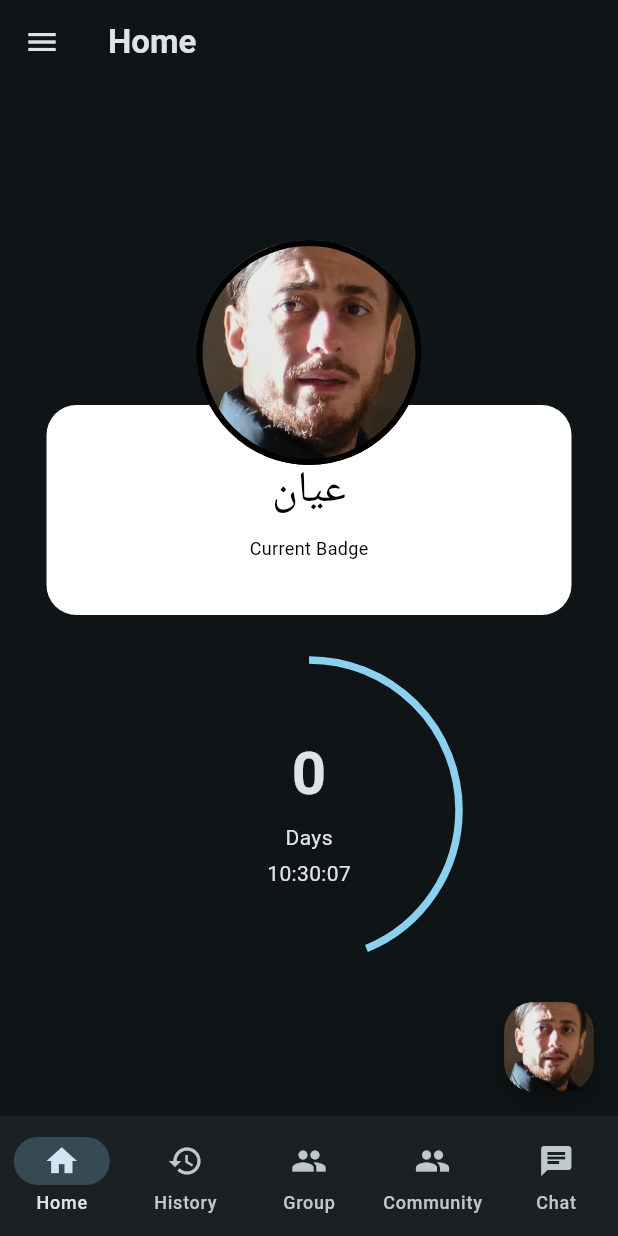
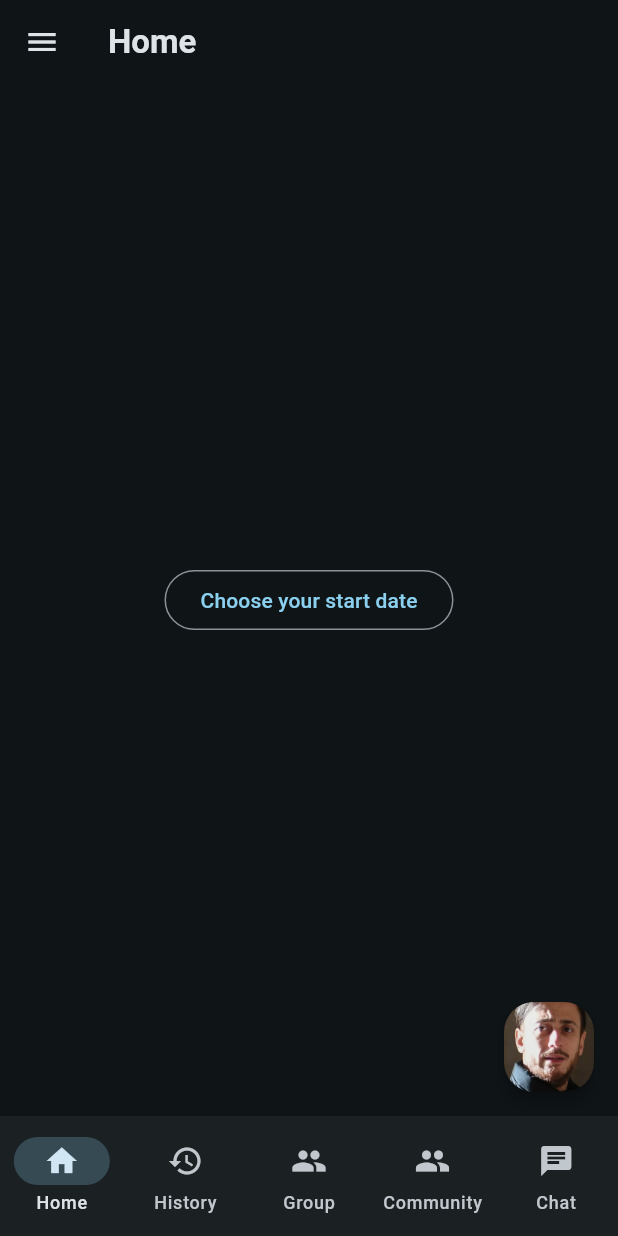
Before and after one commit to marouaneMJH/el_mouharinbin_api, a Flutter app: the screen it shows after launch, on a phone screen of 412 x 824 dp. Run offline on Flutter 3.47's test engine with Material 3 defaults, Android fonts, the phone set to English and light mode, and no system bars; our stand-ins replace shared_preferences.

Commit message:
Add Start Date Picker feature and refactor HomePage; update navigation and state management

```diff
--- a/lib/core/navigation/screen_registry.dart
+++ b/lib/core/navigation/screen_registry.dart
@@ -5,21 +5,20 @@ import 'package:no_fap/ui/pages/main/chat_overview.dart';
 import 'package:no_fap/ui/pages/main/community_overview.dart';
 import 'package:no_fap/ui/pages/main/group_overview.dart';
 import 'package:no_fap/ui/pages/main/history_overview.dart';
+import 'package:no_fap/ui/pages/main/start_date_picker.dart';
 import 'package:no_fap/ui/screens/main_screen.dart';
+import 'package:no_fap/data/globals.dart' show mainScreenKey;
 
 final List<ScreenDefinition> appScreensPages = [
   ScreenDefinition(
-    screen: const MainScreen(),
+    screen: MainScreen(key: mainScreenKey),
     pages: [
-      PageDefinition(
-        title: "Home",
-        index: 0,
-        page: HomePage(startDate: DateTime.now()),
-      ),
+      PageDefinition(title: "Home", index: 0, page: HomePage()),
       const PageDefinition(title: "History", index: 1, page: HistoryPage()),
       PageDefinition(title: "Group", index: 2, page: GroupPage()),
       PageDefinition(title: "Community", index: 3, page: CommunityPage()),
       PageDefinition(title: "Chat", index: 4, page: ChatPage()),
+      PageDefinition(title: "StartDate", index: 5, page: StartDatePicker()),
     ],
   ),
 ];
--- /dev/null
+++ b/lib/data/globals.dart
@@ -0,0 +1,4 @@
+import 'package:flutter/material.dart';
+import 'package:no_fap/ui/screens/main_screen.dart';
+
+final GlobalKey<MainScreenState> mainScreenKey = GlobalKey<MainScreenState>();
--- a/lib/main.dart
+++ b/lib/main.dart
@@ -1,7 +1,7 @@
 import 'package:flutter/material.dart';
 import 'package:no_fap/data/notifiers.dart';
 import 'package:no_fap/routes/app_router.dart';
-import 'package:no_fap/ui/screens/main_screen.dart';
+// import 'package:no_fap/ui/screens/main_screen.dart';
 
 void main() => runApp(const MyApp());
 
--- a/lib/routes/app_router.dart
+++ b/lib/routes/app_router.dart
@@ -1,5 +1,4 @@
 import 'package:flutter/material.dart';
-import 'package:flutter/widgets.dart';
 import 'package:no_fap/ui/screens/main_screen.dart';
 
 class AppRouter {
--- a/lib/ui/components/badge_drawer.dart
+++ b/lib/ui/components/badge_drawer.dart
@@ -7,7 +7,8 @@ class BadgesDrawer extends StatelessWidget {
 
   @override
   Widget build(BuildContext context) {
-    return Drawer(
+    return SafeArea(
+      child: Drawer(
         child: Column(
           crossAxisAlignment: CrossAxisAlignment.start,
           children: [
@@ -39,6 +40,7 @@ class BadgesDrawer extends StatelessWidget {
             ),
           ],
         ),
+      ),
     );
   }
 }
--- a/lib/ui/pages/main/badge_overview.dart
+++ b/lib/ui/pages/main/badge_overview.dart
@@ -1,16 +1,39 @@
 import 'package:flutter/material.dart';
 import 'package:no_fap/data/utils/badge_calculator.dart';
+import 'package:no_fap/services/local_storage.dart';
+import 'package:no_fap/ui/pages/main/start_date_picker.dart';
 import 'package:no_fap/ui/widgets/badge_display.dart';
 import 'package:no_fap/ui/widgets/progress_counter.dart';
 
-class HomePage extends StatelessWidget {
-  final DateTime startDate;
+class HomePage extends StatefulWidget {
+  const HomePage({super.key});
 
-  const HomePage({super.key, required this.startDate});
+  @override
+  State<HomePage> createState() => _HomePageState();
+}
+
+class _HomePageState extends State<HomePage> {
+  DateTime? startDate;
+
+  @override
+  void initState() {
+    super.initState();
+    _loadStartDate();
+  }
+
+  Future<void> _loadStartDate() async {
+    final date = await LocalStorage.loadStartDate();
+    setState(() {
+      startDate = date;
+    });
+  }
 
   @override
   Widget build(BuildContext context) {
-    final badge = BadgeCalculator.calculateCurrentBadge(startDate);
+    if (startDate == null) {
+      return StartDatePicker();
+    } else {
+      final badge = BadgeCalculator.calculateCurrentBadge(startDate!);
 
       return Center(
         child: Column(
@@ -24,3 +47,4 @@ class HomePage extends StatelessWidget {
       );
     }
   }
+}
--- a/lib/ui/pages/main/chat_overview.dart
+++ b/lib/ui/pages/main/chat_overview.dart
@@ -1,6 +1,7 @@
 import 'package:flutter/material.dart';
 
 class ChatPage extends StatelessWidget {
+  const ChatPage({super.key});
   @override
   Widget build(BuildContext context) {
     return Center(child: Text("Chat Page"));
--- a/lib/ui/pages/main/community_overview.dart
+++ b/lib/ui/pages/main/community_overview.dart
@@ -1,6 +1,7 @@
 import 'package:flutter/material.dart';
 
 class CommunityPage extends StatelessWidget {
+  const CommunityPage({super.key});
   @override
   Widget build(BuildContext context) {
     return Center(child: Text("Community Page"));
--- /dev/null
+++ b/lib/ui/pages/main/start_date_picker.dart
@@ -0,0 +1,24 @@
+import 'package:flutter/material.dart';
+import 'package:no_fap/data/globals.dart';
+import 'package:no_fap/services/local_storage.dart';
+import 'package:no_fap/ui/widgets/pick_start_date.dart';
+
+class StartDatePicker extends StatelessWidget {
+  const StartDatePicker({super.key});
+
+  @override
+  Widget build(BuildContext context) {
+    return PickStartDate(
+      onPickedDate: (DateTime? date) {
+        _refreshOnPickedDate(date);
+      },
+    );
+  }
+
+  void _refreshOnPickedDate(DateTime? date) {
+    if (date != null) {
+      LocalStorage.saveStartDate(date);
+      mainScreenKey.currentState?.refreshPage(0, reloadDate: true);
+    }
+  }
+}
--- a/lib/ui/screens/main_screen.dart
+++ b/lib/ui/screens/main_screen.dart
@@ -1,48 +1,55 @@
 import 'package:flutter/material.dart';
 import 'package:no_fap/core/navigation/screen_registry.dart';
-// import 'package:no_fap/data/notifiers.dart';
 import 'package:no_fap/services/local_storage.dart' show LocalStorage;
 import 'package:no_fap/ui/components/badge_drawer.dart';
-// import 'package:no_fap/ui/pages/main/badge_overview.dart';
 import 'package:no_fap/ui/widgets/bottom_nav_bar.dart';
-import 'package:no_fap/ui/widgets/reset_button.dart' show ResetButton;
+import 'package:no_fap/ui/widgets/reset_button.dart';
 
 class MainScreen extends StatefulWidget {
-  final int SCREEN_INDEX = 0; // Needed for the screen registry
+  final int SCREEN_INDEX = 0;
 
   const MainScreen({super.key});
 
   @override
-  State<MainScreen> createState() => _MainScreenState();
+  State<MainScreen> createState() => MainScreenState();
 }
 
-class _MainScreenState extends State<MainScreen> {
-  late DateTime? startDate = null;
+class MainScreenState extends State<MainScreen> {
+  DateTime? startDate;
   int currentPageIndex = 0;
 
   @override
   void initState() {
     super.initState();
+    _loadStartDate();
+  }
+
+  void _loadStartDate() {
     LocalStorage.loadStartDate().then((date) {
       setState(() {
-        startDate = date ?? DateTime(2025, 7, 2);
+        startDate = date;
       });
     });
   }
 
-  void resetStartDate(String str) {
+  void resetStartDate(String reason) {
     setState(() {
-      LocalStorage.resetStartDate();
-      print(str);
+      LocalStorage.resetStartDate(reason);
+      print(reason);
     });
+  }
+
+  void refreshPage(int pageIndex, {bool reloadDate = false}) {
+    setState(() {
+      currentPageIndex = pageIndex;
+    });
+    if (reloadDate) {
+      _loadStartDate();
+    }
   }
 
   @override
   Widget build(BuildContext context) {
-    if (startDate == null) {
-      return const Scaffold(body: Center(child: Text("Init Date")));
-    }
-
     return Scaffold(
       appBar: AppBar(
         title: Text(
@@ -51,17 +58,15 @@ class _MainScreenState extends State<MainScreen> {
         ),
         actions: _actions(),
       ),
-
-      body: AnimatedSwitcher(
-        duration: const Duration(milliseconds: 300),
-        transitionBuilder: (Widget child, Animation<double> animation) {
-          return FadeTransition(opacity: animation, child: child);
-        },
-        child: KeyedSubtree(
-          key: ValueKey(
-            currentPageIndex,
-          ), // Important pour déclencher l’animation
-          child: _getPageWidget(currentPageIndex),
+      body: SafeArea(
+        child: AnimatedSwitcher(
+          duration: const Duration(milliseconds: 300),
+          transitionBuilder: (child, animation) =>
+              FadeTransition(opacity: animation, child: child),
+          child: KeyedSubtree(
+            key: ValueKey(currentPageIndex),
+            child: _getPageWidget(currentPageIndex),
+          ),
         ),
       ),
       floatingActionButton: currentPageIndex == 0
@@ -70,7 +75,11 @@ class _MainScreenState extends State<MainScreen> {
       drawer: const BadgesDrawer(),
       bottomNavigationBar: AppBottomNavBar(
         currentPageIndex: currentPageIndex,
-        onTabChange: _onTabChange(),
+        onTabChange: (index) {
+          setState(() {
+            currentPageIndex = index;
+          });
+        },
       ),
     );
   }
@@ -83,26 +92,7 @@ class _MainScreenState extends State<MainScreen> {
     return appScreensPages[widget.SCREEN_INDEX].pages[pageIndex].page;
   }
 
-  ValueChanged<int> _onTabChange() {
-    return (index) => setState(() {
-      currentPageIndex = index;
-    });
-  }
-
   List<Widget>? _actions() {
-    return null; // debug work just with the dark for this moments
-    // return [
-    //   ValueListenableBuilder(
-    //     valueListenable: isDarkModeNotifier,
-    //     builder: (context, isDarkMode, child) {
-    //       return IconButton(
-    //         onPressed: () {
-    //           isDarkModeNotifier.value = !isDarkModeNotifier.value;
-    //         },
-    //         icon: Icon(isDarkMode ? Icons.dark_mode : Icons.light_mode),
-    //       );
-    //     },
-    //   ),
-    // ];
+    return null;
   }
 }
--- /dev/null
+++ b/lib/ui/widgets/pick_start_date.dart
@@ -0,0 +1,44 @@
+import 'package:flutter/material.dart';
+
+class PickStartDate extends StatefulWidget {
+  final Function(DateTime?) onPickedDate;
+
+  const PickStartDate({super.key, required this.onPickedDate});
+
+  @override
+  State<PickStartDate> createState() => _PickStartDateState();
+}
+
+class _PickStartDateState extends State<PickStartDate> {
+  final _formKey = GlobalKey<FormState>();
+  DateTime? selectedDate;
+
+  Future<void> _selectDate() async {
+    final DateTime? pickedDate = await showDatePicker(
+      context: context,
+      initialDate: DateTime.now(),
+      firstDate: DateTime(2000),
+      lastDate: DateTime.now(),
+    );
+    if (pickedDate != null) widget.onPickedDate(pickedDate);
+  }
+
+  @override
+  Widget build(BuildContext context) {
+    return Form(
+      key: _formKey,
+      child: Center(
+        child: Column(
+          mainAxisSize: MainAxisSize.min,
+          spacing: 20,
+          children: <Widget>[
+            OutlinedButton(
+              onPressed: _selectDate,
+              child: const Text("Choose your start date"),
+            ),
+          ],
+        ),
+      ),
+    );
+  }
+}
```
Also changed, not shown: 1 other file. Lines whose indentation alone changed are shown as unchanged.
